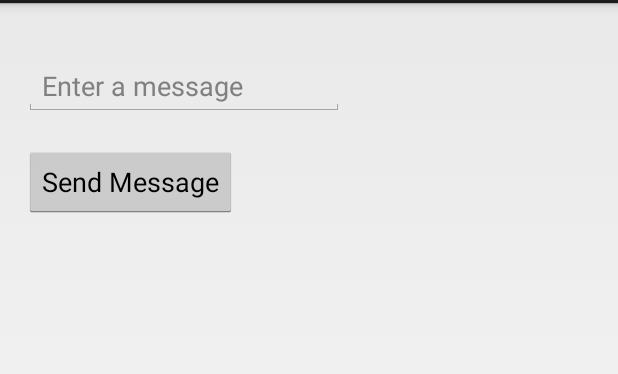
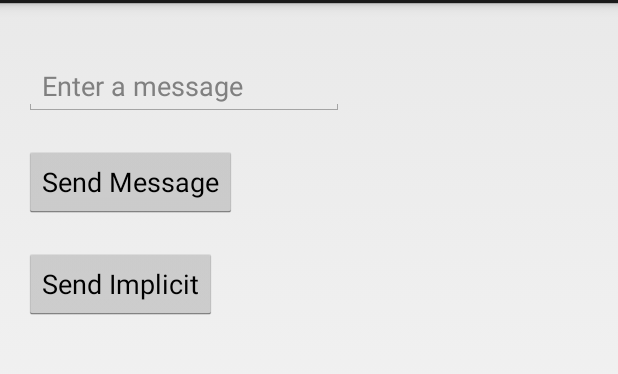
Before and after one commit to sujk2k/hello-world, an Android app: the screen it shows after launch (CreateMessageActivity), on a phone screen of 412 x 824 dp, the part 69-443 px from its top. Run offline under Robolectric (Android 15) with nearby library versions, the phone set to English and light mode, and no system bars.

Commit message:
MyMessenger project - added implicit intent

```diff
--- a/head-first-android/MyMessenger/app/src/main/res/layout/activity_create_message.xml
+++ b/head-first-android/MyMessenger/app/src/main/res/layout/activity_create_message.xml
@@ -25,4 +25,12 @@
             android:onClick="onSendMessage"
             android:text="@string/send"/>
 
+    <Button
+            android:id="@+id/sendImplicit"
+            android:layout_width="wrap_content"
+            android:layout_height="wrap_content"
+            android:layout_marginTop="20dp"
+            android:onClick="onSendMessageImplicit"
+            android:text="@string/sendImplicit"/>
+
 </LinearLayout>
--- a/head-first-android/MyMessenger/app/src/main/res/values/strings.xml
+++ b/head-first-android/MyMessenger/app/src/main/res/values/strings.xml
@@ -1,5 +1,6 @@
 <resources>
     <string name="app_name">My Messenger</string>
     <string name="send">Send Message</string>
+    <string name="sendImplicit">Send Implicit</string>
     <string name="hint">Enter a message</string>
 </resources>
```
Also changed, not shown: head-first-android/MyMessenger/app/src/main/java/com/sujk2k/hello/mymessenger/CreateMessageActivity.java (+18 -0 lines).
